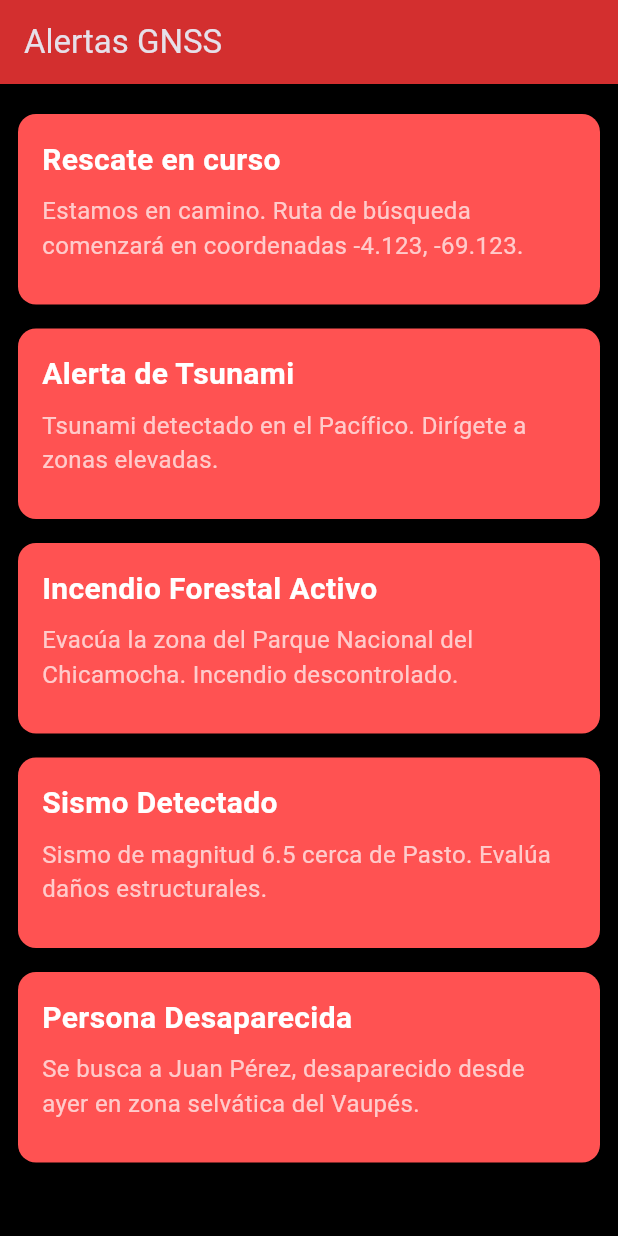
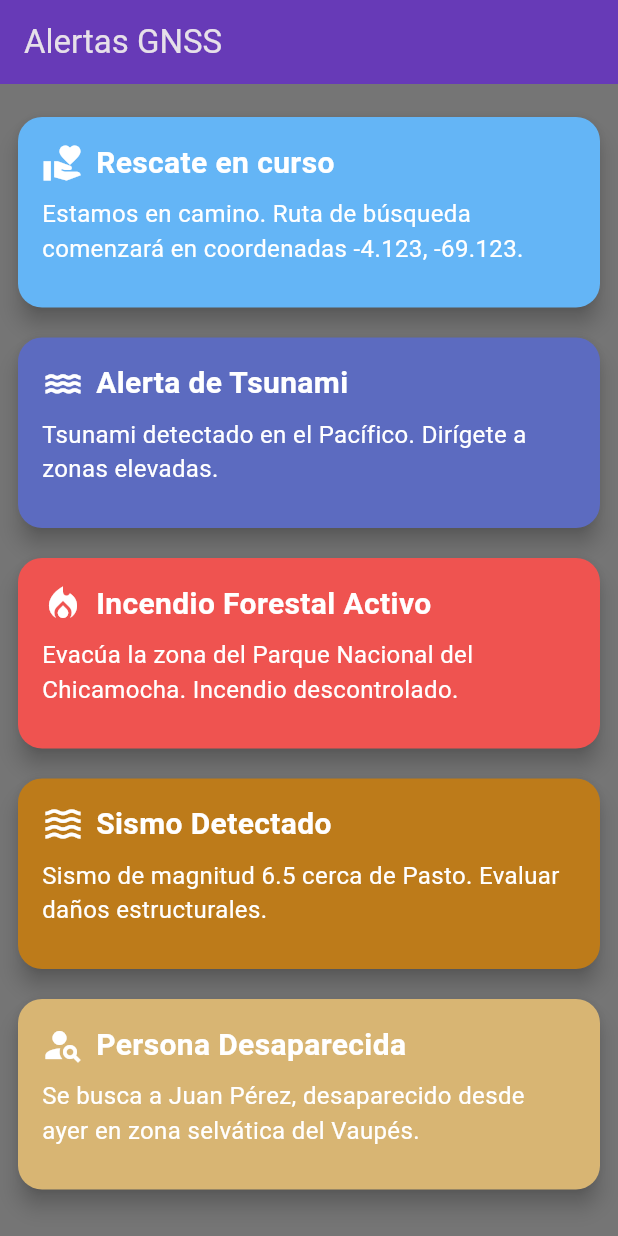
Before and after one commit to Jejid/Global_Alert_GNSS, a Flutter app: the screen it shows after launch, on a phone screen of 412 x 824 dp. Run offline on Flutter 3.47's test engine with Material 3 defaults, Android fonts, the phone set to English and light mode, and no system bars; our stand-ins replace lucide_icons.

Commit message:
alert screen detail

```diff
--- a/assets/alerts_examples.json
+++ b/assets/alerts_examples.json
@@ -48,7 +48,7 @@
     "scope": "nacional",
     "target": null,
     "timestamp": "2025-06-10T12:15:00Z",
-    "message": "Sismo de magnitud 6.5 cerca de Pasto. Evalúa daños estructurales.",
+    "message": "Sismo de magnitud 6.5 cerca de Pasto. Evaluar daños estructurales.",
     "region": "Nariño",
     "location": { "lat": 1.2136, "lon": -77.2811, "radius_km": 10 },
     "language": "es",
--- a/lib/main.dart
+++ b/lib/main.dart
@@ -1,19 +1,46 @@
+import 'dart:ui';
+
 import 'package:flutter/material.dart';
+import 'package:flutter_localizations/flutter_localizations.dart';
+import 'package:intl/intl.dart';
+import 'package:intl/date_symbol_data_local.dart';
+
 import 'models/alert_message.dart';
 import 'services/alert_service.dart';
+import 'screens/alert_detail_screen.dart';
+import 'utils/alert_utils.dart';
 
-void main() => runApp(GlobalAlertApp());
+void main() async {
+  WidgetsFlutterBinding.ensureInitialized();
+  final systemLocale = PlatformDispatcher.instance.locale.languageCode;
+
+  await initializeDateFormatting(systemLocale, null);
+  Intl.defaultLocale = systemLocale;
+
+  runApp(const GlobalAlertApp());
+}
 
 class GlobalAlertApp extends StatelessWidget {
+  const GlobalAlertApp({super.key});
+
   @override
   Widget build(BuildContext context) {
     return MaterialApp(
       title: 'Global Alert GNSS',
       debugShowCheckedModeBanner: false,
       theme: ThemeData.dark().copyWith(
-        primaryColor: Colors.deepOrange,
-        scaffoldBackgroundColor: Colors.black,
+        primaryColor: Colors.deepPurple,
+        scaffoldBackgroundColor: Colors.black54,
       ),
+      supportedLocales: const [
+        Locale('en'),
+        Locale('es'),
+      ],
+      localizationsDelegates: const [
+        GlobalMaterialLocalizations.delegate,
+        GlobalWidgetsLocalizations.delegate,
+        GlobalCupertinoLocalizations.delegate,
+      ],
       home: AlertsListScreen(),
     );
   }
@@ -25,7 +52,7 @@ class AlertsListScreen extends StatelessWidget {
     return Scaffold(
       appBar: AppBar(
         title: const Text('Alertas GNSS'),
-        backgroundColor: Colors.red[700],
+        backgroundColor: Colors.deepPurple,
       ),
       body: FutureBuilder<List<AlertMessage>>(
         future: AlertService.loadAlerts(),
@@ -34,36 +61,60 @@ class AlertsListScreen extends StatelessWidget {
             return const Center(child: CircularProgressIndicator());
           }
           if (snapshot.hasError) {
-            debugPrint('Error en snapshot: ${snapshot.error}');
-            debugPrint('StackTrace: ${snapshot.stackTrace}');
-            return Center(child: Text('Error al cargar alertas'));
+            //debugPrint('Error en snapshot: ${snapshot.error}');
+            //debugPrint('StackTrace: ${snapshot.stackTrace}');
+            return const Center(child: Text('Error al cargar alertas'));
           }
+
           final alerts = snapshot.data!;
           return ListView.builder(
             padding: const EdgeInsets.all(12),
             itemCount: alerts.length,
             itemBuilder: (context, i) {
               final alert = alerts[i];
-              return Card(
-                color: Colors.redAccent.shade200,
-                margin: const EdgeInsets.symmetric(vertical: 8),
+              return InkWell(
+                onTap: () {
+                  Navigator.push(
+                    context,
+                    MaterialPageRoute(
+                      builder: (context) => AlertDetailScreen(alert: alert),
+                    ),
+                  );
+                },
+                child: Card(
+                  color: getAlertColor(alert.type),
+                  shape: RoundedRectangleBorder(borderRadius: BorderRadius.circular(16)),
+                  elevation: 6,
+                  margin: const EdgeInsets.symmetric(vertical: 10),
                   child: Padding(
                     padding: const EdgeInsets.all(16),
                     child: Column(
                       crossAxisAlignment: CrossAxisAlignment.start,
                       children: [
-                      Text(
+                        Row(
+                          children: [
+                            Icon(
+                              getAlertIcon(alert.type),
+                              color: Colors.white,
+                              size: 28,
+                            ),
+                            const SizedBox(width: 8),
+                            Expanded(
+                              child: Text(
                                 alert.title,
                                 style: const TextStyle(
                                   fontSize: 20,
                                   fontWeight: FontWeight.bold,
-                            color: Colors.white
+                                  color: Colors.white,
                                 ),
+                              ),
+                            ),
+                          ],
                         ),
                         const SizedBox(height: 8),
                         Text(
                           alert.message,
-                        style: const TextStyle(fontSize: 16, color: Colors.white70),
+                          style: const TextStyle(fontSize: 16, color: Colors.white),
                         ),
                         const SizedBox(height: 12),
                         if (alert.locations != null)
@@ -72,14 +123,15 @@ class AlertsListScreen extends StatelessWidget {
                                 alert.locations!
                                     .map((loc) => '${loc.lat.toStringAsFixed(3)}, ${loc.lon.toStringAsFixed(3)}')
                                     .join(' | '),
-                          style: const TextStyle(color: Colors.white54),
+                            style: const TextStyle(color: Colors.white70),
                           ),
                         if (alert.validUntil != null)
                           Text(
-                          'Válido hasta: ${alert.validUntil!.toLocal()}',
-                          style: const TextStyle(color: Colors.white54),
+                            'Válido hasta: ${formatDate(alert.validUntil!)}',
+                            style: const TextStyle(color: Colors.white70),
                           ),
                       ],
+                    ),
                   ),
                 ),
               );
--- /dev/null
+++ b/lib/utils/alert_utils.dart
@@ -0,0 +1,59 @@
+import 'package:flutter/material.dart';
+import 'package:lucide_icons/lucide_icons.dart';
+import 'package:intl/intl.dart';
+
+String formatDate(DateTime date) {
+  return DateFormat.yMMMMd().add_jm().format(date.toLocal());
+}
+
+
+Color getAlertColor(String type) {
+  switch (type) {
+    case 'rescue':
+      return Colors.blue.shade300;
+    case 'fire':
+      return Colors.red.shade400;
+    case 'earthquake':
+      return Color(0xFFBD7B1A);
+    case 'tsunami':
+      return Colors.indigo.shade400;
+    case 'missing':
+      return Color(0xFFD8B573);
+    default:
+      return Colors.grey.shade400;
+  }
+}
+
+IconData getAlertIcon(String type) {
+  switch (type) {
+    case 'rescue':
+      return Icons.volunteer_activism; // manos ayudando
+    case 'fire':
+      return Icons.local_fire_department;
+    case 'earthquake':
+      return Icons.waves; // o Icons.crisis_alert (Flutter 3.7+)
+    case 'tsunami':
+      return Icons.water;
+    case 'missing':
+      return Icons.person_search;
+    default:
+      return Icons.warning;
+  }
+}
+
+IconData getIconLucid(String type) {
+    switch (type) {
+      case 'rescue':
+        return LucideIcons.cross;
+      case 'tsunami':
+        return LucideIcons.waves;
+      case 'fire':
+        return LucideIcons.flame;
+      case 'earthquake':
+        return LucideIcons.activity;
+      case 'missing':
+        return LucideIcons.search;
+      default:
+        return LucideIcons.alertCircle;
+    }
+  }
--- a/pubspec.yaml
+++ b/pubspec.yaml
@@ -30,6 +30,8 @@ environment:
 dependencies:
   flutter:
     sdk: flutter
+  flutter_localizations:
+    sdk: flutter
 
   # The following adds the Cupertino Icons font to your application.
   # Use with the CupertinoIcons class for iOS style icons.
@@ -38,6 +40,8 @@ dependencies:
 dev_dependencies:
   flutter_test:
     sdk: flutter
+  lucide_icons: ^0.257.0
+  intl: ^0.20.2
 
   # The "flutter_lints" package below contains a set of recommended lints to
   # encourage good coding practices. The lint set provided by the package is
@@ -56,6 +60,7 @@ flutter:
   # included with your application, so that you can use the icons in
   # the material Icons class.
   uses-material-design: true
+  generate: true
 
   # To add assets to your application, add an assets section, like this:
   assets:
```
Also changed, not shown: lib/screens/alert_detail_screen.dart (added, +119 -0 lines), pubspec.lock. Lines whose indentation alone changed are shown as unchanged.
